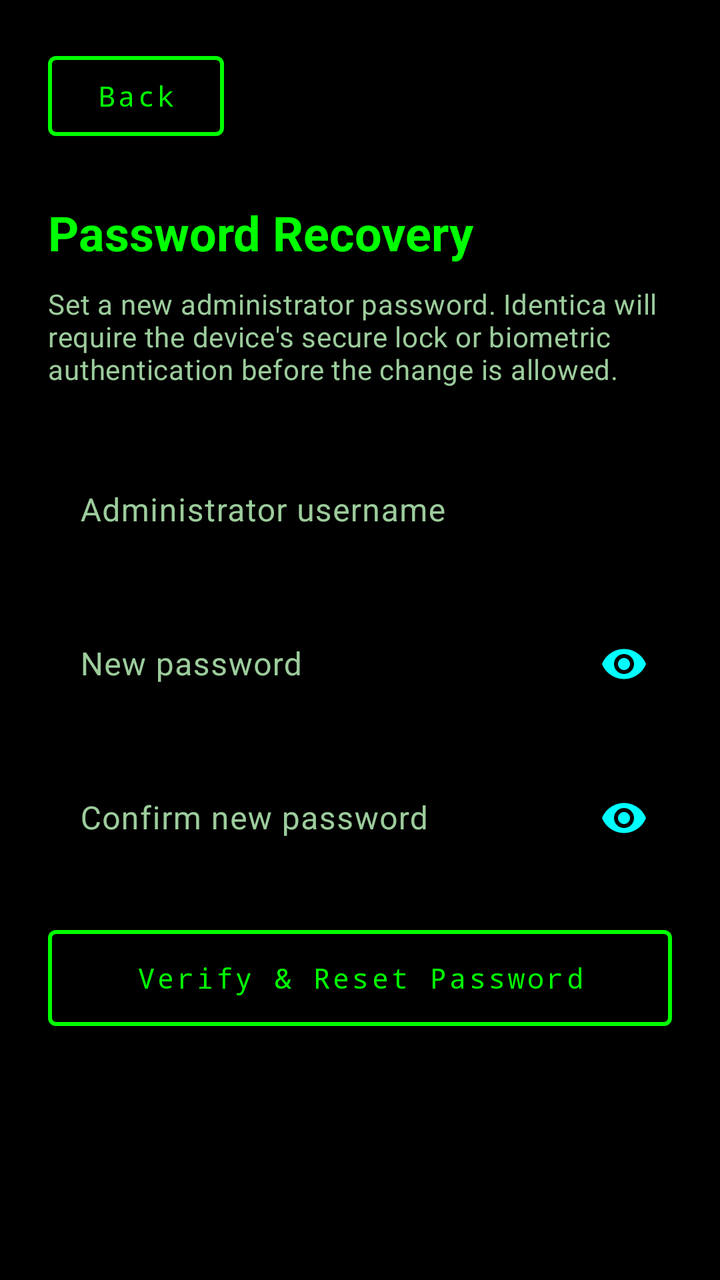
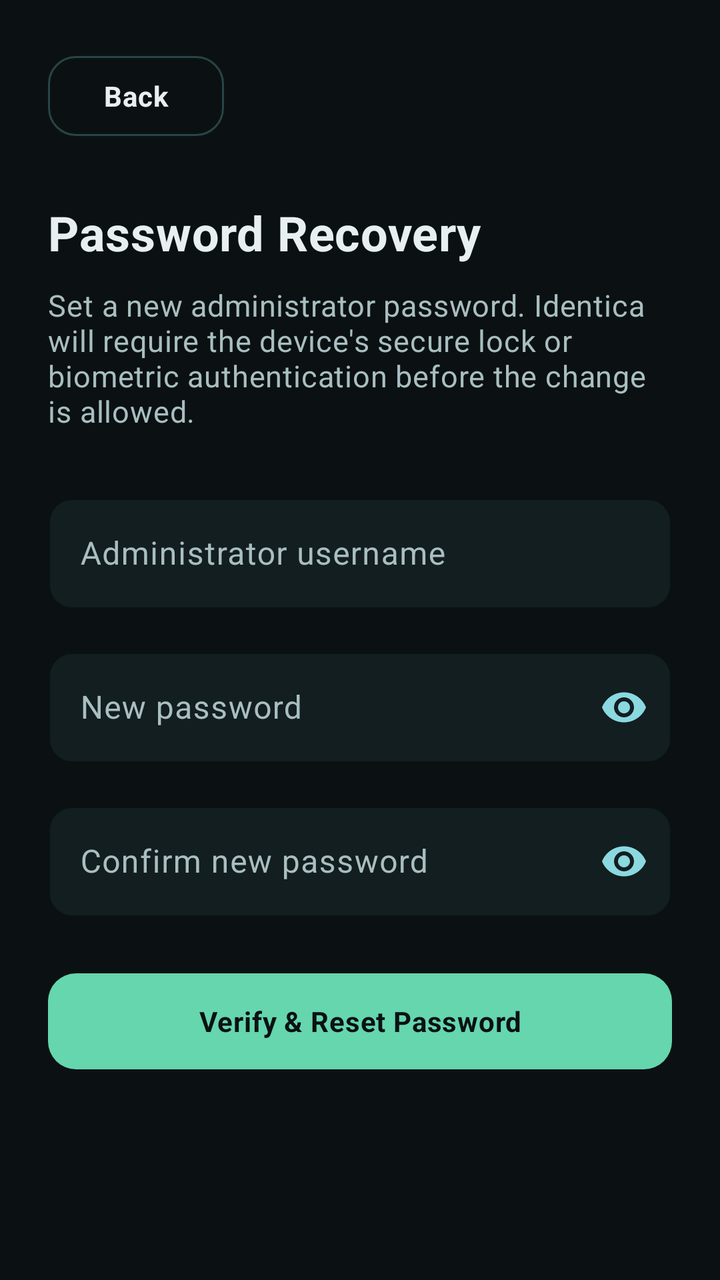

Before-and-after screenshots of an Android layout around one commit, followed by the original layout XML and the change that was made.
<!-- AndroidManifest.xml: application theme Theme.Identica -->
<!-- res/layout/activity_password_recovery.xml -->
<?xml version="1.0" encoding="utf-8"?>
<ScrollView xmlns:android="http://schemas.android.com/apk/res/android"
    xmlns:app="http://schemas.android.com/apk/res-auto"
    android:layout_width="match_parent"
    android:layout_height="match_parent"
    android:background="@color/matrix_black"
    android:fillViewport="true">

    <LinearLayout
        android:layout_width="match_parent"
        android:layout_height="wrap_content"
        android:orientation="vertical"
        android:padding="24dp">

        <com.google.android.material.button.MaterialButton
            android:id="@+id/backButton"
            style="@style/Identica.Button"
            android:layout_width="wrap_content"
            android:layout_height="48dp"
            android:text="Back" />

        <TextView
            android:layout_width="wrap_content"
            android:layout_height="wrap_content"
            android:layout_marginTop="28dp"
            android:text="Password Recovery"
            android:textAppearance="@style/Identica.Title" />

        <TextView
            android:layout_width="match_parent"
            android:layout_height="wrap_content"
            android:layout_marginTop="10dp"
            android:text="Set a new administrator password. Identica will require the device's secure lock or biometric authentication before the change is allowed."
            android:textAppearance="@style/Identica.Body" />

        <com.google.android.material.textfield.TextInputLayout
            android:id="@+id/usernameLayout"
            style="@style/Identica.Input"
            android:layout_width="match_parent"
            android:layout_height="wrap_content"
            android:layout_marginTop="28dp"
            android:hint="Administrator username">
            <com.google.android.material.textfield.TextInputEditText
                android:id="@+id/usernameInput"
                android:layout_width="match_parent"
                android:layout_height="wrap_content"
                android:inputType="textNoSuggestions"
                android:maxLines="1" />
        </com.google.android.material.textfield.TextInputLayout>

        <com.google.android.material.textfield.TextInputLayout
            android:id="@+id/passwordLayout"
            style="@style/Identica.Input"
            android:layout_width="match_parent"
            android:layout_height="wrap_content"
            android:layout_marginTop="16dp"
            android:hint="New password"
            app:endIconMode="password_toggle"
            app:endIconTint="@color/neon_cyan">
            <com.google.android.material.textfield.TextInputEditText
                android:id="@+id/passwordInput"
                android:layout_width="match_parent"
                android:layout_height="wrap_content"
                android:inputType="textPassword"
                android:maxLines="1" />
        </com.google.android.material.textfield.TextInputLayout>

        <com.google.android.material.textfield.TextInputLayout
            android:id="@+id/confirmLayout"
            style="@style/Identica.Input"
            android:layout_width="match_parent"
            android:layout_height="wrap_content"
            android:layout_marginTop="16dp"
            android:hint="Confirm new password"
            app:endIconMode="password_toggle"
            app:endIconTint="@color/neon_cyan">
            <com.google.android.material.textfield.TextInputEditText
                android:id="@+id/confirmInput"
                android:layout_width="match_parent"
                android:layout_height="wrap_content"
                android:inputType="textPassword"
                android:maxLines="1" />
        </com.google.android.material.textfield.TextInputLayout>

        <com.google.android.material.button.MaterialButton
            android:id="@+id/recoverButton"
            style="@style/Identica.Button"
            android:layout_width="match_parent"
            android:layout_height="56dp"
            android:layout_marginTop="24dp"
            android:text="Verify &amp; Reset Password" />

    </LinearLayout>
</ScrollView>
<!-- resources referenced by this layout -->
<resources>
  <color name="matrix_black">#000000</color>
  <color name="neon_cyan">#00FFFF</color>
  <style name="Identica.Body" parent="TextAppearance.Material3.BodyMedium">
          <item name="android:textColor">@color/text_secondary</item>
          <item name="android:fontFamily">monospace</item>
      </style>
  <style name="Identica.Button" parent="Widget.Material3.Button.OutlinedButton">
          <item name="strokeColor">@color/neon_green</item>
          <item name="strokeWidth">2dp</item>
          <item name="rippleColor">@color/neon_green_dim</item>
          <item name="cornerRadius">4dp</item>
          <item name="android:textColor">@color/neon_green</item>
          <item name="android:letterSpacing">0.1</item>
          <item name="android:fontFamily">monospace</item>
      </style>
  <style name="Identica.Input" parent="Widget.Material3.TextInputLayout.OutlinedBox">
          <item name="boxStrokeColor">@color/neon_cyan</item>
          <item name="hintTextColor">@color/neon_cyan</item>
          <item name="android:textColorHint">@color/text_secondary</item>
          <item name="boxStrokeErrorColor">@color/alert_red</item>
          <item name="errorTextColor">@color/alert_red</item>
          <item name="boxCornerRadiusTopStart">4dp</item>
          <item name="boxCornerRadiusTopEnd">4dp</item>
          <item name="boxCornerRadiusBottomStart">4dp</item>
          <item name="boxCornerRadiusBottomEnd">4dp</item>
      </style>
  <style name="Identica.Title" parent="TextAppearance.Material3.HeadlineSmall">
          <item name="android:textColor">@color/neon_green</item>
          <item name="android:fontFamily">monospace</item>
          <item name="android:textStyle">bold</item>
      </style>
  <style name="Theme.Identica" parent="Theme.Material3.Dark.NoActionBar">
          <item name="colorPrimary">@color/neon_green</item>
          <item name="colorOnPrimary">@color/matrix_black</item>
          <item name="colorSecondary">@color/neon_cyan</item>
          <item name="colorOnSecondary">@color/matrix_black</item>
          <item name="colorSurface">@color/matrix_charcoal</item>
          <item name="colorOnSurface">@color/neon_green</item>
          <item name="colorOnSurfaceVariant">@color/text_secondary</item>
          <item name="colorError">@color/alert_red</item>
          <item name="android:colorBackground">@color/matrix_black</item>
          <item name="android:windowBackground">@color/matrix_black</item>
          <item name="android:textColorPrimary">@color/neon_green</item>
          <item name="android:textColorSecondary">@color/text_secondary</item>
          <item name="android:textColorHint">@color/text_secondary</item>
          <item name="android:statusBarColor">@color/matrix_black</item>
          <item name="android:navigationBarColor">@color/matrix_black</item>
      </style>
  <color name="text_secondary">#9CCC9C</color>
  <color name="neon_green">#00FF00</color>
  <color name="neon_green_dim">#0A7A0A</color>
  <color name="alert_red">#FF3B3B</color>
  <color name="matrix_charcoal">#121212</color>
</resources>

<!-- the commit's change to res/layout/activity_password_recovery.xml (unified diff, before → after) -->
@@ -14,7 +14,7 @@
 
         <com.google.android.material.button.MaterialButton
             android:id="@+id/backButton"
-            style="@style/Identica.Button"
+            style="@style/Identica.Button.Secondary"
             android:layout_width="wrap_content"
             android:layout_height="48dp"
             android:text="Back" />
<!-- resource entries referenced after the edit -->
@@ -1,35 +1,52 @@
 <!-- resources referenced by this layout -->
 <resources>
-  <color name="matrix_black">#000000</color>
-  <color name="neon_cyan">#00FFFF</color>
+  <color name="matrix_black">#0B1113</color>
+  <color name="neon_cyan">#8BD8E1</color>
   <style name="Identica.Body" parent="TextAppearance.Material3.BodyMedium">
           <item name="android:textColor">@color/text_secondary</item>
-          <item name="android:fontFamily">monospace</item>
+          <item name="android:fontFamily">sans</item>
+          <item name="android:textSize">15sp</item>
+          <item name="android:lineSpacingExtra">3dp</item>
       </style>
-  <style name="Identica.Button" parent="Widget.Material3.Button.OutlinedButton">
-          <item name="strokeColor">@color/neon_green</item>
-          <item name="strokeWidth">2dp</item>
+  <style name="Identica.Button" parent="Widget.Material3.Button">
+          <item name="backgroundTint">@color/neon_green</item>
           <item name="rippleColor">@color/neon_green_dim</item>
-          <item name="cornerRadius">4dp</item>
-          <item name="android:textColor">@color/neon_green</item>
-          <item name="android:letterSpacing">0.1</item>
-          <item name="android:fontFamily">monospace</item>
+          <item name="cornerRadius">14dp</item>
+          <item name="android:textColor">@color/matrix_black</item>
+          <item name="android:letterSpacing">0.02</item>
+          <item name="android:fontFamily">sans</item>
+          <item name="android:textStyle">bold</item>
+          <item name="android:minHeight">52dp</item>
+      </style>
+  <style name="Identica.Button.Secondary" parent="Widget.Material3.Button.OutlinedButton">
+          <item name="strokeColor">@color/panel_border</item>
+          <item name="strokeWidth">1dp</item>
+          <item name="rippleColor">@color/neon_green_dim</item>
+          <item name="cornerRadius">14dp</item>
+          <item name="android:textColor">@color/text_primary</item>
+          <item name="android:letterSpacing">0.02</item>
+          <item name="android:fontFamily">sans</item>
+          <item name="android:textStyle">bold</item>
+          <item name="android:minHeight">52dp</item>
       </style>
   <style name="Identica.Input" parent="Widget.Material3.TextInputLayout.OutlinedBox">
-          <item name="boxStrokeColor">@color/neon_cyan</item>
-          <item name="hintTextColor">@color/neon_cyan</item>
+          <item name="boxStrokeColor">@color/neon_green</item>
+          <item name="hintTextColor">@color/neon_green</item>
           <item name="android:textColorHint">@color/text_secondary</item>
+          <item name="android:textColor">@color/text_primary</item>
+          <item name="boxBackgroundColor">@color/matrix_charcoal</item>
           <item name="boxStrokeErrorColor">@color/alert_red</item>
           <item name="errorTextColor">@color/alert_red</item>
-          <item name="boxCornerRadiusTopStart">4dp</item>
-          <item name="boxCornerRadiusTopEnd">4dp</item>
-          <item name="boxCornerRadiusBottomStart">4dp</item>
-          <item name="boxCornerRadiusBottomEnd">4dp</item>
+          <item name="boxCornerRadiusTopStart">12dp</item>
+          <item name="boxCornerRadiusTopEnd">12dp</item>
+          <item name="boxCornerRadiusBottomStart">12dp</item>
+          <item name="boxCornerRadiusBottomEnd">12dp</item>
       </style>
   <style name="Identica.Title" parent="TextAppearance.Material3.HeadlineSmall">
-          <item name="android:textColor">@color/neon_green</item>
-          <item name="android:fontFamily">monospace</item>
+          <item name="android:textColor">@color/text_primary</item>
+          <item name="android:fontFamily">sans</item>
           <item name="android:textStyle">bold</item>
+          <item name="android:letterSpacing">0.01</item>
       </style>
   <style name="Theme.Identica" parent="Theme.Material3.Dark.NoActionBar">
           <item name="colorPrimary">@color/neon_green</item>
@@ -37,21 +54,27 @@
           <item name="colorSecondary">@color/neon_cyan</item>
           <item name="colorOnSecondary">@color/matrix_black</item>
           <item name="colorSurface">@color/matrix_charcoal</item>
-          <item name="colorOnSurface">@color/neon_green</item>
+          <item name="colorOnSurface">@color/text_primary</item>
           <item name="colorOnSurfaceVariant">@color/text_secondary</item>
+          <item name="colorSurfaceVariant">@color/matrix_charcoal_light</item>
           <item name="colorError">@color/alert_red</item>
           <item name="android:colorBackground">@color/matrix_black</item>
           <item name="android:windowBackground">@color/matrix_black</item>
-          <item name="android:textColorPrimary">@color/neon_green</item>
+          <item name="android:textColorPrimary">@color/text_primary</item>
           <item name="android:textColorSecondary">@color/text_secondary</item>
           <item name="android:textColorHint">@color/text_secondary</item>
+          <item name="android:windowLightStatusBar">false</item>
+          <item name="android:windowLightNavigationBar">false</item>
           <item name="android:statusBarColor">@color/matrix_black</item>
           <item name="android:navigationBarColor">@color/matrix_black</item>
       </style>
-  <color name="text_secondary">#9CCC9C</color>
-  <color name="neon_green">#00FF00</color>
-  <color name="neon_green_dim">#0A7A0A</color>
-  <color name="alert_red">#FF3B3B</color>
-  <color name="matrix_charcoal">#121212</color>
+  <color name="text_secondary">#A9BEC0</color>
+  <color name="neon_green">#65D6AE</color>
+  <color name="neon_green_dim">#287C66</color>
+  <color name="panel_border">#294447</color>
+  <color name="text_primary">#E8F0EF</color>
+  <color name="alert_red">#FF8A80</color>
+  <color name="matrix_charcoal_light">#1D3032</color>
+  <color name="matrix_charcoal">#121E20</color>
 </resources>
 
